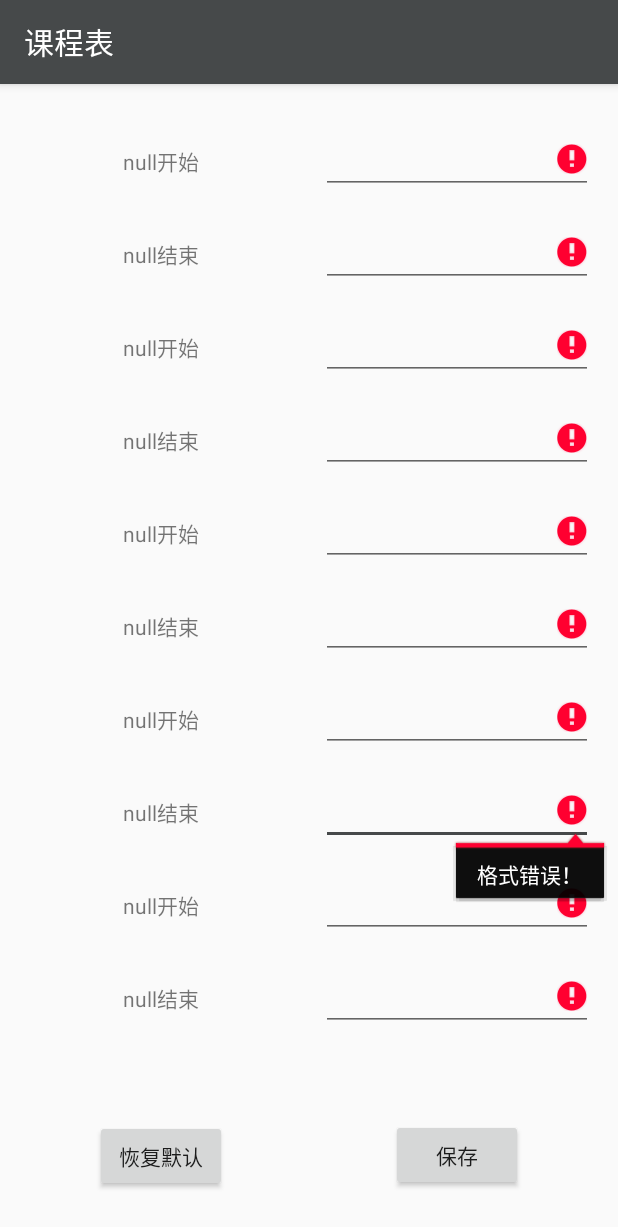
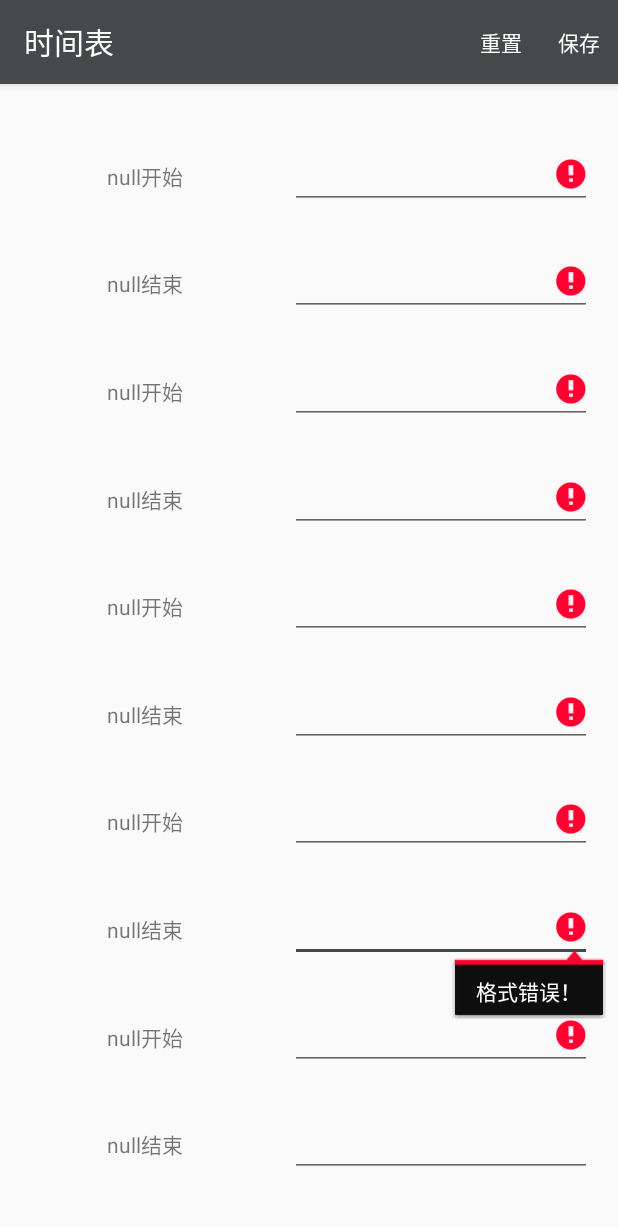
Before and after one commit to guet1024/GUET-Schedule-Open, an Android app: the screen it shows after launch (ChangeHours), after a tap on "保存", on a phone screen of 412 x 824 dp. Shown: the top 1227 px of the screen. Run offline under Robolectric (Android 15) with nearby library versions, the phone set to English and light mode, and no system bars; our stand-ins replace Room's generated code.

Commit message:
finished ChangeHours Activity2

```diff
--- a/app/src/main/AndroidManifest.xml
+++ b/app/src/main/AndroidManifest.xml
@@ -13,7 +13,8 @@
         android:supportsRtl="true"
         android:theme="@style/AppTheme"
         android:usesCleartextTraffic="true">
-        <activity android:name=".ChangeHours">
+        <activity android:name=".ChangeHours"
+            android:theme="@style/AppTheme_ChangeHours">
             <intent-filter>
                 <action android:name="android.intent.action.MAIN" />
 
--- a/app/src/main/java/com/telephone/coursetable/ChangeHours.java
+++ b/app/src/main/java/com/telephone/coursetable/ChangeHours.java
@@ -1,59 +1,90 @@
 package com.telephone.coursetable;
 
+import androidx.annotation.NonNull;
+import androidx.appcompat.app.ActionBar;
 import androidx.appcompat.app.AlertDialog;
 import androidx.appcompat.app.AppCompatActivity;
 
 import android.content.DialogInterface;
+import android.content.Intent;
 import android.content.SharedPreferences;
+import android.net.Uri;
 import android.os.Bundle;
+import android.view.Menu;
+import android.view.MenuInflater;
+import android.view.MenuItem;
 import android.view.View;
 import android.widget.Button;
 import android.widget.EditText;
 import android.widget.TextView;
 import android.widget.Toast;
 
-import com.google.gson.Gson;
-import com.telephone.coursetable.Gson.Hour;
 import com.telephone.coursetable.Gson.Hours;
 
 import java.util.ArrayList;
-import java.util.LinkedList;
 import java.util.List;
 
 public class ChangeHours extends AppCompatActivity {
 
-    private Hours originHList;
-    private Hours reoriginHList;
+    private int[] tvids;
+    private int[] etids;
+    private SharedPreferences sharedPreferences;
+    private SharedPreferences.Editor editor;
 
-    public int islogical(String jiaoyan, EditText editText) {
+    public int islogical(String jiaoyan, EditText editText,String jiaoyan1,EditText editText1) {
         int index = 0;
         int count = 0;
-        index = jiaoyan.indexOf(":", index);
+        index = jiaoyan.indexOf(":");
         switch (index){
             case 1:if(jiaoyan.indexOf(":",2)!=-1){ editText.setError("格式错误！");return 0;}break;
             case 2:if(jiaoyan.indexOf(":",3)!=-1) { editText.setError("格式错误！");return 0;}break;
+            case 3:if(jiaoyan.indexOf(":",4)!=-1) { editText.setError("格式错误！");return 0;}break;
             default:editText.setError("格式错误！");return 0;
+        }
+        index = jiaoyan1.indexOf(":");
+        switch (index){
+            case 1:if(jiaoyan1.indexOf(":",2)!=-1){return 0;}break;
+            case 2:if(jiaoyan1.indexOf(":",3)!=-1) {return 0;}break;
+            case 3:if(jiaoyan1.indexOf(":",4)!=-1) { return 0;}break;
+            default:return 0;
         }
 
             index = jiaoyan.indexOf(":");
             String stime = jiaoyan.substring(0, index);
-            if(Integer.parseInt(stime)>24){
-                editText.setError("大于24时");
+            String etime = jiaoyan.substring(index + 1);
+            if(etime.equals("")){
+                editText.setError("？？？？？");
                 return 0;
             }
-            String etime = jiaoyan.substring(index + 1);
-            if(Integer.parseInt(etime)>60){
-                editText.setError("大于60分");
+            if(Integer.parseInt(stime)>24 || Integer.parseInt(etime)>60){
+                editText.setError("时间输入错误");
                 return 0;
             }
-            if(Integer.parseInt(etime)<10 && etime.length()==1){
-                etime = "0"+etime;
+        index = jiaoyan1.indexOf(":");
+        String stime1 = jiaoyan1.substring(0, index);
+            String etime1= jiaoyan1.substring(index + 1);
+            if(etime1.equals("")){
+                editText1.setError("？？？？？");
+                return 0;
             }
-            etime = stime + etime;
-            int a = Integer.parseInt(etime);
-            return a;
+
+        if(Integer.parseInt(stime1)>=24 || Integer.parseInt(etime1)>=60){
+            editText1.setError("时间输入错误");
+            return 0;
+        }
+        if(Integer.parseInt(stime)>Integer.parseInt(stime1)){
+            editText.setError("前面时间大于后面时间");
+            return 0;
+        }
+        else if(Integer.parseInt(stime)==Integer.parseInt(stime1) && Integer.parseInt(etime)>Integer.parseInt(etime1)){
+            editText.setError("前面时间大于后面时间");
+            return 0;
+        }
+            count = Integer.parseInt(stime+etime);
+            return count;
 
     }
+
     public void restoretime(int[] ids,int[] editids,List<String> starttime,List<String> endtime,List<String> des){
         int i = -1;
         int j = -1;
@@ -75,6 +106,7 @@ public class ChangeHours extends AppCompatActivity {
         }
 
     }
+
     public int jianyan(int[] editids){
         String jiaoyan=null;
         String jiaoyan1=null;
@@ -87,26 +119,26 @@ public class ChangeHours extends AppCompatActivity {
             break;
             EditText editText = (EditText) findViewById(e);
             jiaoyan = editText.getText().toString();
-            a = islogical(jiaoyan, editText);
-            if(n<editids.length-1){
                 EditText editText1 = (EditText) findViewById(e + 1);
                 jiaoyan1 = editText1.getText().toString();
-                b = islogical(jiaoyan1, editText1);
+                a = islogical(jiaoyan,editText,jiaoyan1,editText1);
+                if(a==0){
+                    flag++;
+                }
+            if(n%2!=0){
+                b=a;
             }
             n++;
-            if(a==b && a!=0 && n%2==0){
-                editText.setError("时间相等");
-                ((EditText)findViewById(e+1)).setError("时间相等");
+            if(b!=0 && a!=0 && n%2!=0 &&a==b){
+                editText.setError("大节时间不能相等");
+                ((EditText)findViewById(e-1)).setError("大节时间不能相等");
                 flag++;
             }
-            if(a==0 || b==0){
-                flag++;
-            }
-            if(a>b && a!=0 && b!=0){
-                editText.setError("前面的时间大于后面的时间");
-                flag++;
+            if(n%2!=0){
+                b=0;
             }
             }
+
         if(flag==0){
             return 1;
         }
@@ -119,21 +151,8 @@ public class ChangeHours extends AppCompatActivity {
     protected void onCreate(Bundle savedInstanceState) {
         super.onCreate(savedInstanceState);
         setContentView(R.layout.activity_change_hours);
-        List<String> starttime=new ArrayList<String>();
-        List<String> endtime=new ArrayList<String>();
-        List<String> des=new ArrayList<String>();
-        int i =0;
-        final SharedPreferences sharedPreferences = getSharedPreferences(getResources().getString(R.string.hours_preference_file_name),MODE_PRIVATE);
-        for(String time: MyApp.times){
-            String skey = time + getResources().getString(R.string.hours_pref_time_start_suffix);
-            String ekey = time + getResources().getString(R.string.hours_pref_time_end_suffix);
-            String dkey = time + getResources().getString(R.string.hours_pref_time_des_suffix);
-            starttime.add( sharedPreferences.getString(skey,null));
-            endtime.add( sharedPreferences.getString(ekey,null));
-            des.add( sharedPreferences.getString(dkey,null));
-        }
 
-        final int[] ids = {
+        tvids = new int[]{
                 R.id.textView1,
                 R.id.textView2,
                 R.id.textView3,
@@ -145,7 +164,7 @@ public class ChangeHours extends AppCompatActivity {
                 R.id.textView9,
                 R.id.textView10
         };
-        final int[] editids = {
+        etids = new int[]{
                 R.id.editTextTime,
                 R.id.editTextTime10,
                 R.id.editTextTime2,
@@ -157,16 +176,38 @@ public class ChangeHours extends AppCompatActivity {
                 R.id.editTextTime8,
                 R.id.editTextTime9
         };
-        restoretime(ids,editids,starttime,endtime,des);//显示时间
+        sharedPreferences = getSharedPreferences(getResources().getString(R.string.hours_preference_file_name),MODE_PRIVATE);
+        editor = sharedPreferences.edit();
 
-        Button btn2 = (Button)findViewById(R.id.button3);//复原建
-        btn2.setOnClickListener(new View.OnClickListener() {
-            @Override
-            public void onClick(View view) {
         List<String> starttime=new ArrayList<String>();
         List<String> endtime=new ArrayList<String>();
         List<String> des=new ArrayList<String>();
-                SharedPreferences.Editor editor = sharedPreferences.edit();
+        int i =0;
+        for(String time: MyApp.times){
+            String skey = time + getResources().getString(R.string.hours_pref_time_start_suffix);
+            String ekey = time + getResources().getString(R.string.hours_pref_time_end_suffix);
+            String dkey = time + getResources().getString(R.string.hours_pref_time_des_suffix);
+            starttime.add( sharedPreferences.getString(skey,null));
+            endtime.add( sharedPreferences.getString(ekey,null));
+            des.add( sharedPreferences.getString(dkey,null));
+        }
+        restoretime(tvids,etids,starttime,endtime,des);//显示时间
+    }
+
+    @Override
+    public boolean onCreateOptionsMenu(Menu menu) {//add menu to action bar
+        MenuInflater inflater = getMenuInflater();
+        inflater.inflate(R.menu.changehour, menu);
+        return true;
+    }
+
+    @Override
+    public boolean onOptionsItemSelected(@NonNull MenuItem item) {
+        switch (item.getItemId()) {
+            case R.id.menu1:
+                List<String> starttime=new ArrayList<String>();
+                List<String> endtime=new ArrayList<String>();
+                List<String> des=new ArrayList<String>();
                 int i=0;
                 for(String time: MyApp.times){
                     String sbkey = time + getResources().getString(R.string.hours_pref_time_start_backup_suffix);
@@ -177,30 +218,25 @@ public class ChangeHours extends AppCompatActivity {
                     String ebtime = sharedPreferences.getString(ebkey, null);
                     editor.putString(skey, sbtime);
                     editor.putString(ekey, ebtime);
-                    ((EditText)findViewById(editids[i])).setText(sbtime);
-                    ((EditText)findViewById(editids[i+1])).setText(ebtime);
+                    ((EditText)findViewById(etids[i])).setText(sbtime);
+                    ((EditText)findViewById(etids[i+1])).setText(ebtime);
                     i += 2;
                 }
                 editor.apply();
-                for(int e:editids){
+                for(int e:etids){
                     ((EditText)findViewById(e)).setError(null);
                 }
                 Toast.makeText(ChangeHours.this,"已恢复默认值",Toast.LENGTH_SHORT).show();
-            }
-        });
-
-        Button btn = (Button)findViewById(R.id.button4);//保存建
-        btn.setOnClickListener(new View.OnClickListener() {
-            @Override
-            public void onClick(View view) {
-                final int re = jianyan(editids); //进行数据校验
+                break;
+            case R.id.menu2:
+                    final int re = jianyan(etids); //进行数据校验
                     if(re==0){
                         Toast toast =  Toast.makeText(ChangeHours.this,"数据出错，不能保存！",Toast.LENGTH_LONG);
                         toast.show();
-                    return;
+                        break;
                     }
                     final AlertDialog.Builder alertDialog = new AlertDialog.Builder(ChangeHours.this);
-                for(int e:editids){
+                    for(int e:etids){
                         ((EditText)findViewById(e)).setError(null);
                     }
                     alertDialog.setTitle("数据将会保存");
@@ -213,38 +249,77 @@ public class ChangeHours extends AppCompatActivity {
                             List<String> endtime=new ArrayList<String>();
                             int n=0;
                             int index=0;
-                        for(int i = 0; i < editids.length; i+=2){
-                            String sadd = ((EditText)findViewById(editids[i])).getText().toString();
-                            String eadd = ((EditText)findViewById(editids[i+1])).getText().toString();
+                            for(int i = 0; i < etids.length; i+=2){
+                                String sadd = ((EditText)findViewById(etids[i])).getText().toString();
+                                String eadd = ((EditText)findViewById(etids[i+1])).getText().toString();
 
                                 index = sadd.indexOf(":");
                                 String sad = sadd.substring(0, index);
-                            if(sad.length()==2 && sad.substring(0, 1).equals("0")){
+                                String sad1 =sadd.substring(index+1);
+                                switch (index) {
+                                    case 1:if(sad1.length()==3){
+                                                sad1=sad1.substring(1);
+                                        }
+                                        sad = sad +":"+ sad1;
+                                    break;
+                                    case 2:
+                                        if (sad.length() == 2 && sad.substring(0, 1).equals("0")) {
                                             sad = sad.substring(1);
                                         }
-                            String sad1 =sadd.substring(index+1);
-                            if(sad1.length()==1){
-                                sad1 = '0'+sad1;
+                                        if (sad1.length() == 1 && Integer.parseInt(sad) < 10) {
+                                            sad1 = "0" + sad1;
                                         }
-                            sadd = sad+ ":"+ sad1;
-
+                                        sad = sad +":"+ sad1;
+                                        break;
+                                    case 3:
+                                        if (sad.length() == 3 && sad.substring(0, 1).equals("0") && Integer.parseInt(sad) < 10) {
+                                            sad = sad.substring(2);
+                                        }
+                                        if (sad.length() == 3 && Integer.parseInt(sad) >= 10) {
+                                            sad = sad.substring(1);
+                                        }
+                                        if (sad1.length() == 1) {
+                                            sad1 = "0" + sad1;
+                                        }
+                                        sad = sad +":"+ sad1;
+                                        break;
+                                }
+                                starttime.add(sad);
                                 index = eadd.indexOf(":");
                                 String ead = eadd.substring(0, index);
-                            if(ead.length()==2 && ead.substring(0, 1).equals("0")){
+                                String ead1 =eadd.substring(index+1);
+                                switch (index) {
+                                    case 1:if(ead1.length()==3){
+                                        ead1=ead1.substring(1);
+                                    }
+                                        ead = ead +":"+ ead1;
+                                        break;
+                                    case 2:
+                                        if (ead.length() == 2 && ead.substring(0, 1).equals("0")) {
                                             ead = ead.substring(1);
                                         }
-                            String ead1 =eadd.substring(index+1);
-                            if(ead1.length()==1){
-                                ead1 = '0'+ead1;
+                                        if (ead1.length() == 1 && Integer.parseInt(ead) < 10) {
+                                            ead1 = "0" + ead1;
                                         }
-                            eadd = ead+ ":"+ ead1;
+                                        ead = ead +":"+ ead1;
+                                        break;
+                                    case 3:
+                                        if (ead.length() == 3 && ead.substring(0, 1).equals("0") && Integer.parseInt(ead) < 10) {
+                                            ead = ead.substring(2);
+                                        }
+                                        if (ead.length() == 3 && Integer.parseInt(ead) >= 10) {
+                                            ead = ead.substring(1);
+                                        }
+                                        if (ead1.length() == 1) {
+                                            ead1 = "0" + ead1;
+                                        }
+                                        ead = ead +":"+ ead1;
+                                        break;
+                                }
 
-
-                            starttime.add(sadd);
-                            endtime.add(eadd);
+                                endtime.add(ead);
                             }
                             int j =0;
-                        SharedPreferences.Editor editor = sharedPreferences.edit();
                             for(String time: MyApp.times){
                                 String skey = time + getResources().getString(R.string.hours_pref_time_start_suffix);
                                 String ekey = time + getResources().getString(R.string.hours_pref_time_end_suffix);
@@ -265,9 +340,9 @@ public class ChangeHours extends AppCompatActivity {
                         }
                     });
                     alertDialog.show();
+                    break;
         }
-       });
-
+        return super.onOptionsItemSelected(item);
     }
 
 }
--- a/app/src/main/res/layout/activity_change_hours.xml
+++ b/app/src/main/res/layout/activity_change_hours.xml
@@ -74,7 +74,7 @@
         app:layout_constraintEnd_toStartOf="@id/guideline11"
         app:layout_constraintHeight_default="wrap"
         app:layout_constraintStart_toStartOf="parent"
-        app:layout_constraintTop_toTopOf="parent"
+        app:layout_constraintTop_toTopOf="@+id/guideline12"
         app:layout_constraintWidth_default="wrap" />
 
     <TextView
@@ -203,43 +203,21 @@
         android:layout_width="wrap_content"
         android:layout_height="wrap_content"
         android:orientation="horizontal"
-        app:layout_constraintGuide_percent="0.86" />
+        app:layout_constraintGuide_percent="1.0" />
 
     <androidx.constraintlayout.widget.Guideline
         android:id="@+id/guideline11"
         android:layout_width="wrap_content"
         android:layout_height="wrap_content"
         android:orientation="vertical"
-        app:layout_constraintGuide_percent="0.52" />
+        app:layout_constraintGuide_percent="0.47" />
 
     <androidx.constraintlayout.widget.Guideline
         android:id="@+id/guideline13"
         android:layout_width="wrap_content"
         android:layout_height="wrap_content"
         android:orientation="vertical"
-        app:layout_constraintGuide_percent="0.96" />
-
-    <Button
-        android:id="@+id/button3"
-        android:layout_width="wrap_content"
-        android:layout_height="wrap_content"
-        android:text="@string/Hour_restore"
-        app:layout_constraintBottom_toBottomOf="parent"
-        app:layout_constraintEnd_toStartOf="@+id/guideline11"
-        app:layout_constraintHorizontal_bias="0.505"
-        app:layout_constraintStart_toStartOf="parent"
-        app:layout_constraintTop_toTopOf="@+id/guideline10" />
-
-    <Button
-        android:id="@+id/button4"
-        android:layout_width="wrap_content"
-        android:layout_height="wrap_content"
-        android:text="@string/Hour_save"
-        app:layout_constraintBottom_toBottomOf="parent"
-        app:layout_constraintEnd_toStartOf="@+id/guideline13"
-        app:layout_constraintStart_toStartOf="@+id/guideline11"
-        app:layout_constraintTop_toTopOf="@+id/guideline10"
-        app:layout_constraintVertical_bias="0.497" />
+        app:layout_constraintGuide_begin="395dp" />
 
     <TextView
         android:id="@+id/textView10"
@@ -291,4 +269,18 @@
         app:layout_constraintStart_toStartOf="@+id/guideline11"
         app:layout_constraintWidth_default="spread" />
 
+    <androidx.constraintlayout.widget.Guideline
+        android:id="@+id/guideline12"
+        android:layout_width="wrap_content"
+        android:layout_height="wrap_content"
+        android:orientation="horizontal"
+        app:layout_constraintGuide_percent="0.0" />
+
+    <androidx.constraintlayout.widget.Guideline
+        android:id="@+id/guideline14"
+        android:layout_width="wrap_content"
+        android:layout_height="wrap_content"
+        android:orientation="vertical"
+        app:layout_constraintGuide_percent="0.1" />
+
 </androidx.constraintlayout.widget.ConstraintLayout>
--- a/app/src/main/res/menu/login_menu.xml
+++ b/app/src/main/res/menu/changehour.xml
@@ -2,8 +2,12 @@
 <menu xmlns:app="http://schemas.android.com/apk/res-auto"
     xmlns:android="http://schemas.android.com/apk/res/android">
     <item
-        android:id="@+id/login_menu_login"
-        android:icon="@drawable/guet_logo_white"
-        android:title="@string/title_login"
+        android:id="@+id/menu1"
+
+        android:title="重置"
+        app:showAsAction="ifRoom" />
+    <item
+        android:id="@+id/menu2"
+        android:title="保存"
         app:showAsAction="ifRoom" />
 </menu>
--- a/app/src/main/res/values/strings.xml
+++ b/app/src/main/res/values/strings.xml
@@ -62,7 +62,8 @@
     <string name="title_login_updating">登录 | Updating...</string>
     <string name="title_login_updated">登录 | Success</string>
     <string name="Hour_save">保存</string>
-    <string name="Hour_restore">恢复默认</string>
+    <string name="Hour_restore">重置</string>
+    <string name="Hour_List">时间表</string>
 
     <string name="server_terminfo_datetime_format">yyyy/M/d H:mm:ss</string>
     <string name="ts_datetime_format">yyyy-MM-dd HH:mm:ss</string>
--- a/app/src/main/res/values/styles.xml
+++ b/app/src/main/res/values/styles.xml
@@ -14,5 +14,16 @@
         <item name="colorAccent">@color/colorAccent</item>
         <item name="title">@string/title_login</item>
     </style>
+    <style name="AppTheme_ChangeHours" parent="Theme.AppCompat.Light.DarkActionBar">
+        <!-- Customize your theme here. -->
+        <item name="colorPrimary">@color/colorPrimary</item>
+        <item name="colorPrimaryDark">@color/colorPrimaryDark</item>
+        <item name="colorAccent">@color/colorAccent</item>
+        <item name="title">"时间表"</item>
+        <item name="android:itemTextAppearance">@style/TextAppearance</item>
+    </style>
+    <style name="TextAppearance">
+        <item name="android:textColor">@android:color/white</item>
+    </style>
 
 </resources>
```
Also changed, not shown: app/src/main/res/drawable-v24/time.png (added). Lines whose indentation alone changed are shown as unchanged.
